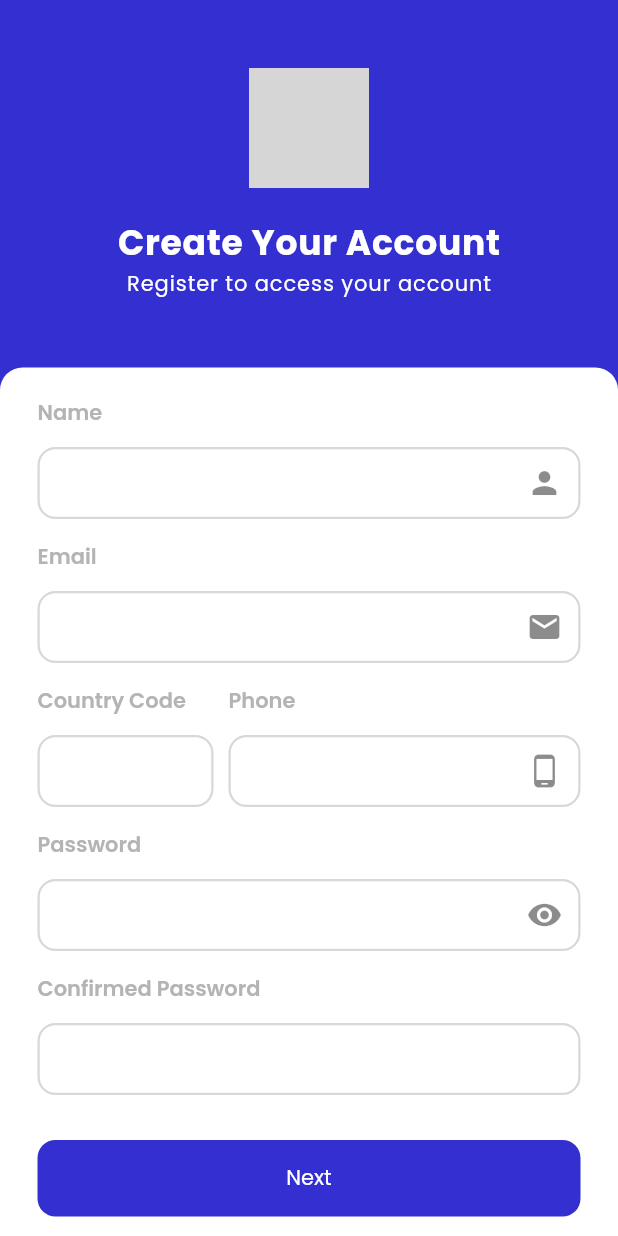
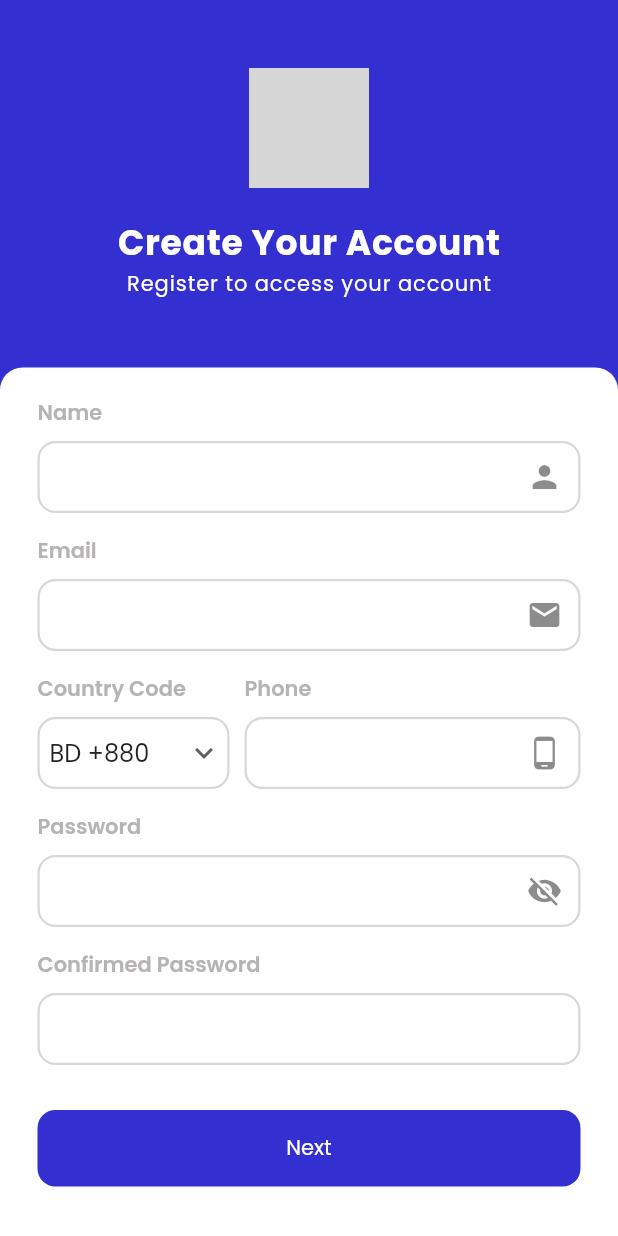
Before and after one commit to whoissharif/spin_auth, a Flutter app: the screen it shows after launch, on a phone screen of 412 x 824 dp. Run offline on Flutter 3.47's test engine with Material 2 defaults, Android fonts, the phone set to English and light mode, and no system bars; our stand-ins replace google_fonts; network calls fail; grey boxes are pictures that could not be loaded.

Commit message:
password visibility and country code

```diff
--- a/lib/views/screens/registration_screen.dart
+++ b/lib/views/screens/registration_screen.dart
@@ -11,8 +11,23 @@ import 'package:spin_auth/views/widgets/phone_field.dart';
 import '../widgets/my_button.dart';
 import '../widgets/name_field.dart';
 
-class RegistrationScreen extends StatelessWidget {
+class RegistrationScreen extends StatefulWidget {
   const RegistrationScreen({Key? key}) : super(key: key);
+
+  @override
+  State<RegistrationScreen> createState() => _RegistrationScreenState();
+}
+
+class _RegistrationScreenState extends State<RegistrationScreen> {
+  bool _isVisible = false;
+  String _selectedCode = 'BD +880';
+  final _countryCodes = [
+    "AFG +93",
+    "ALB +355",
+    "ALG +213",
+    "ARM +374",
+    "BD +880",
+  ];
 
   @override
   Widget build(BuildContext context) {
@@ -24,7 +39,8 @@ class RegistrationScreen extends StatelessWidget {
           slivers: [
             SliverFillRemaining(
               hasScrollBody: false,
-              child: Column(children: [
+              child: Column(
+                children: [
                   Expanded(
                     flex: 2,
                     child: Center(
@@ -73,20 +89,84 @@ class RegistrationScreen extends StatelessWidget {
                             height: 15,
                           ),
                           Row(
-                          children: const [
-                            Expanded(flex: 3, child: CountryCodeField()),
-                            SizedBox(
+                            children: [
+                              Expanded(
+                                flex: 4,
+                                child: Column(
+                                  crossAxisAlignment: CrossAxisAlignment.start,
+                                  children: [
+                                    const Text(
+                                      StringConstants.countryCode,
+                                      style: kTFLabelTextStyle,
+                                    ),
+                                    const SizedBox(
+                                      height: 8,
+                                    ),
+                                    FormField<String>(
+                                      builder: (FormFieldState<String> state) {
+                                        return InputDecorator(
+                                          decoration: InputDecoration(
+                                            contentPadding:
+                                                const EdgeInsets.only(
+                                                    top: 3.0,
+                                                    bottom: 3,
+                                                    left: 8,
+                                                    right: 5),
+                                            border: OutlineInputBorder(
+                                              borderRadius:
+                                                  BorderRadius.circular(12.0),
+                                            ),
+                                            enabledBorder: kBorderStyle,
+                                          ),
+                                          // isEmpty: _currentSelectedValue == '',
+                                          child: DropdownButtonHideUnderline(
+                                            child: DropdownButton<String>(
+                                              items: _countryCodes
+                                                  .map((String value) {
+                                                return DropdownMenuItem<String>(
+                                                  value: value,
+                                                  child: FittedBox(
+                                                      child: Text(value)),
+                                                );
+                                              }).toList(),
+                                              icon: const Icon(
+                                                  Icons.keyboard_arrow_down),
+                                              value: _selectedCode,
+                                              isDense: true,
+                                              onChanged: (String? value) {
+                                                setState(() {
+                                                  _selectedCode = value!;
+                                                });
+                                              },
+                                            ),
+                                          ),
+                                        );
+                                      },
+                                    )
+                                  ],
+                                ),
+                              ),
+                              const SizedBox(
                                 width: 10,
                               ),
-                            Expanded(flex: 6, child: PhoneField()),
+                              const Expanded(flex: 7, child: PhoneField()),
                             ],
                           ),
                           const SizedBox(
                             height: 15,
                           ),
-                        const PasswordField(
-                          icon: Icon(Icons.visibility),
-                          obscureText: true,
+                          PasswordField(
+                            icon: IconButton(
+                              icon: Icon(!_isVisible
+                                  ? Icons.visibility_off
+                                  : Icons.visibility),
+                              onPressed: () {
+                                setState(() {
+                                  _isVisible = !_isVisible;
+                                });
+                              },
+                            ),
+                            obscureText: !_isVisible,
                             label: StringConstants.password,
                           ),
                           const SizedBox(
@@ -94,7 +174,7 @@ class RegistrationScreen extends StatelessWidget {
                           ),
                           const PasswordField(
                             icon: SizedBox(),
-                          obscureText: false,
+                            obscureText: true,
                             label: StringConstants.confirmedPassword,
                           ),
                           const SizedBox(
@@ -105,7 +185,8 @@ class RegistrationScreen extends StatelessWidget {
                       ),
                     ),
                   ),
-              ]),
+                ],
+              ),
             ),
           ],
         ),
--- a/lib/views/widgets/email_field.dart
+++ b/lib/views/widgets/email_field.dart
@@ -18,7 +18,7 @@ class EmailField extends StatelessWidget {
           style: kTFLabelTextStyle,
         ),
         const SizedBox(
-          height: 12,
+          height: 8,
         ),
         TextField(
           keyboardType: TextInputType.emailAddress,
--- a/lib/views/widgets/name_field.dart
+++ b/lib/views/widgets/name_field.dart
@@ -18,7 +18,7 @@ class NameField extends StatelessWidget {
           style: kTFLabelTextStyle,
         ),
         const SizedBox(
-          height: 12,
+          height: 8,
         ),
         TextField(
           decoration: InputDecoration(
--- a/lib/views/widgets/password_field.dart
+++ b/lib/views/widgets/password_field.dart
@@ -24,7 +24,7 @@ class PasswordField extends StatelessWidget {
           style: kTFLabelTextStyle,
         ),
         const SizedBox(
-          height: 12,
+          height: 8,
         ),
         TextField(
           obscureText: obscureText,
--- a/lib/views/widgets/phone_field.dart
+++ b/lib/views/widgets/phone_field.dart
@@ -18,7 +18,7 @@ class PhoneField extends StatelessWidget {
           style: kTFLabelTextStyle,
         ),
         const SizedBox(
-          height: 12,
+          height: 8,
         ),
         TextField(
           keyboardType: TextInputType.phone,
```
Also changed, not shown: lib/views/widgets/country_code_field.dart (+34 -7 lines). Lines whose indentation alone changed are shown as unchanged.
